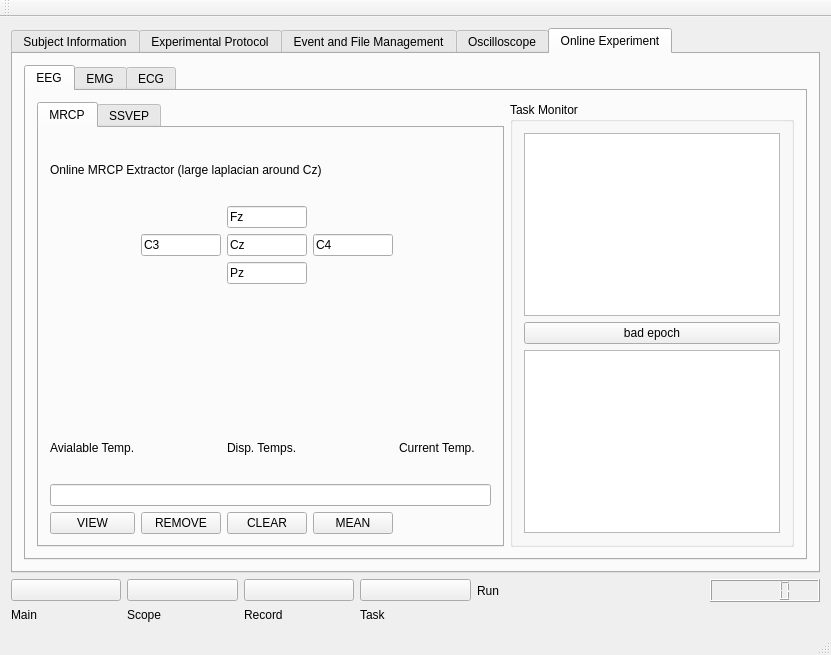
Above: package/views/layouts/mainwindow.ui from WILLSNIU186/EEG-Online-Experiment-GUI before the change. Below: the same form after it.
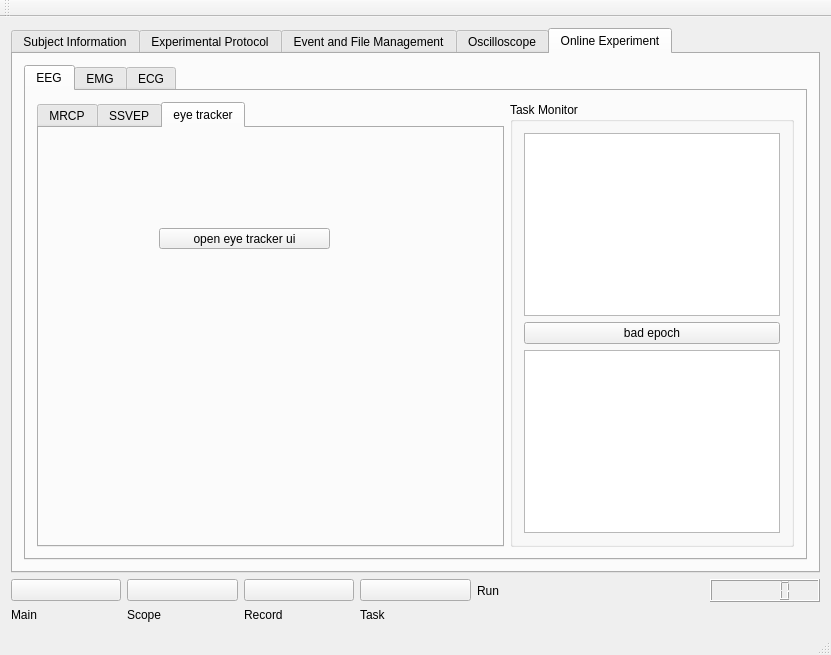
That is the form after the change. Icons and pictures are not drawn. Custom widgets are drawn as their Qt base class.

Commit message: added eye tracker button and organized Francis' codes

```diff
--- a/package/views/layouts/mainwindow.ui
+++ b/package/views/layouts/mainwindow.ui
@@ -1545,7 +1545,7 @@
             <item row="0" column="1">
              <widget class="QTabWidget" name="tabWidget_2">
               <property name="currentIndex">
-               <number>0</number>
+               <number>2</number>
               </property>
               <widget class="QWidget" name="tab_MRCP">
                <attribute name="title">
@@ -1721,6 +1721,24 @@
                 </property>
                </widget>
               </widget>
+              <widget class="QWidget" name="tab">
+               <attribute name="title">
+                <string>eye tracker</string>
+               </attribute>
+               <widget class="QPushButton" name="pushButton_open_eye_tracker_ui">
+                <property name="geometry">
+                 <rect>
+                  <x>120</x>
+                  <y>100</y>
+                  <width>171</width>
+                  <height>21</height>
+                 </rect>
+                </property>
+                <property name="text">
+                 <string>open eye tracker ui</string>
+                </property>
+               </widget>
+              </widget>
              </widget>
             </item>
            </layout>
```
The commit also changes 16 other files.
